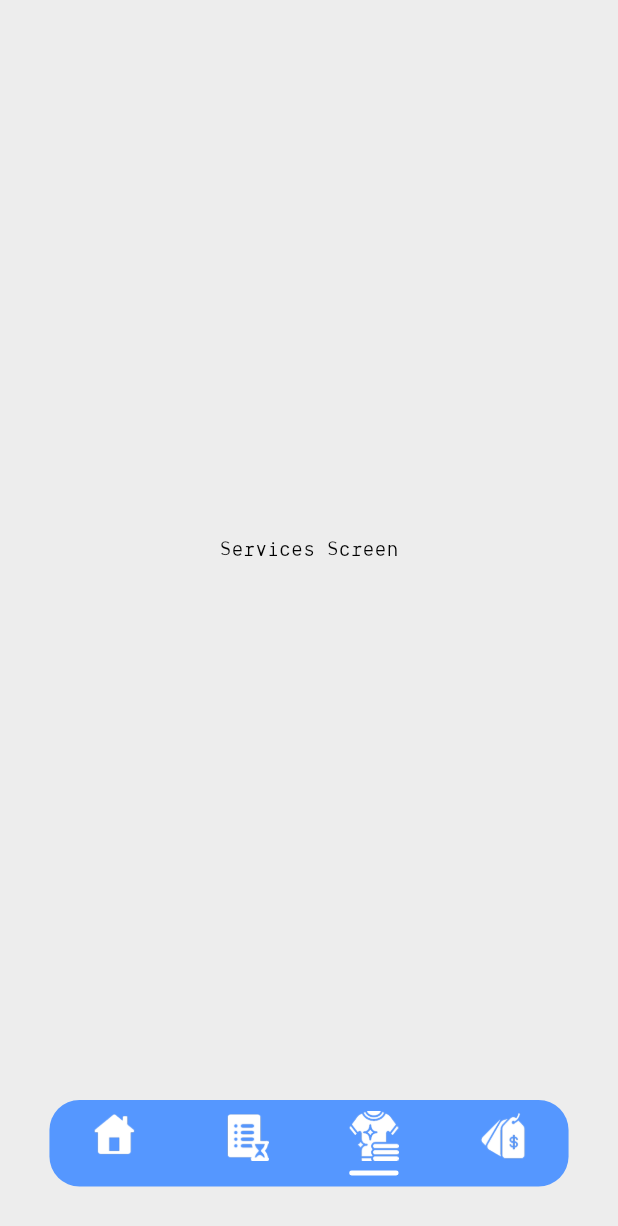
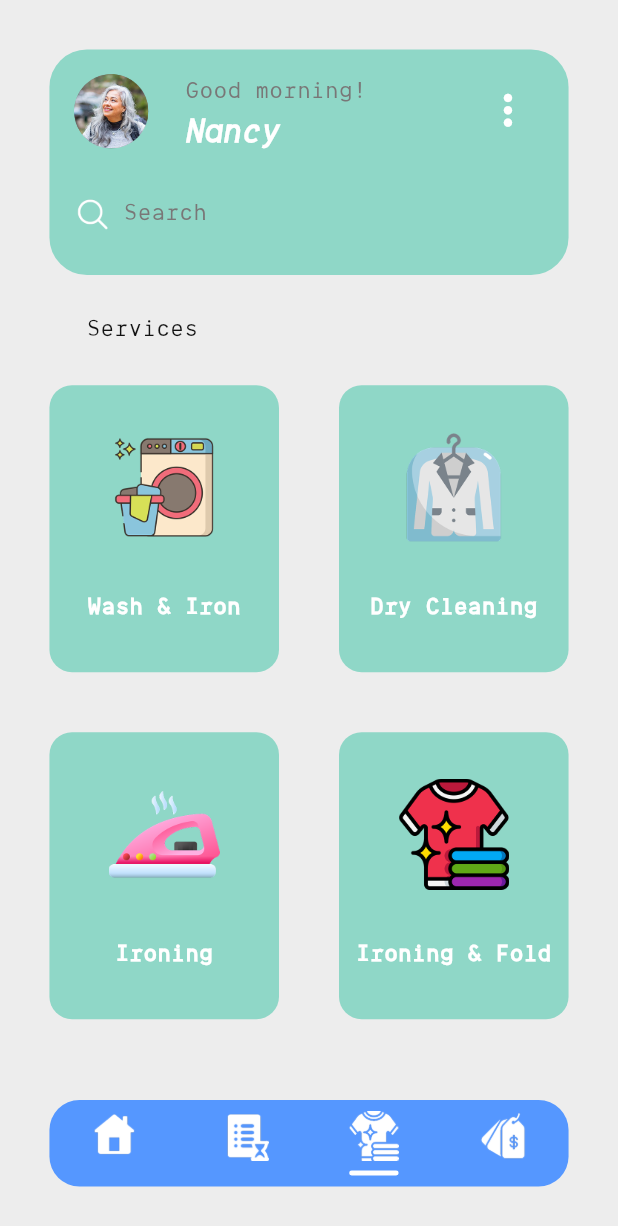
Before and after one commit to S13G/nestwash, a Flutter app: the BottomNavScreen screen opened by its route, item 3 of the bottom bar chosen, on a phone screen of 412 x 824 dp. Shown: the top 1226 px of the screen. Run offline on Flutter 3.47's test engine with Material 3 defaults, Android fonts, the phone set to English and light mode, and no system bars; our stand-ins replace flutter_svg, go_router, hooks_riverpod, responsive_sizer.

Commit message:
feat: Implement Services Screen with Search and Profile Card
This commit introduces the Services Screen, along with a search functionality and a profile card widget. It also updates the home screen and adds new service-related images.

- **Services Screen Implementation:**
  - Created `ServicesScreen` to display a list of available services.
  - Added a grid view to display services with their titles and images.
  - Implemented `allServicesProvider` to manage the list of services and their data.
  - Implemented `filteredServiceProvider` to filter services based on user input.
- **Search Functionality:**
  - Created `searchTextProvider` to manage the search text.
  - Created `searchFocusNodeProvider` to manage the focus of the search field.
  - Added a search field in the profile card widget that filters services as the user types.
  - Clearing search text when the user taps outside of the field.
- **Profile Card Widget:**
  - Created `ProfileCardWidget` to display user information and the search field.
  - Added a dynamic greeting message (e.g., "Good morning!") and the user's name.
- **Home Screen Update:**
  - Updated `ServiceCard` to display data from `ServiceModel` instead of `ServiceItemModel`.
  - Updated `HomeScreen` to use the new `ServiceCard` and fetch data from the new model.
  - Made the `HomeScreen` scrollable.
  - Modified the `HomeScreen` layout to improve spacing.
- **Bottom Navigation Update:**
  - Replaced the placeholder for services screen in bottom navigation with `ServicesScreen`.
  - The body is now wrapped with `SafeArea` widget.
- **New Images:**
  - Added new images for various services like "Wash & Iron", "Dry Cleaning", "Ironing", "Ironing & Fold", "Wash", and "Home Care".
  - Added a search icon image.
- **Service Model Update:**
  - Updated `ServiceModel` to manage the data of the service.
  - Updated `ServiceItemModel` to manage the item data in `ServiceModel`.
- **Other Changes:**
  - Added the `profile_card_provider`.
  - Add `Services` title to the services screen.
  - Add some paddings to screens.

```diff
--- a/mobile/lib/features/general/presentation/bottom_nav_screen.dart
+++ b/mobile/lib/features/general/presentation/bottom_nav_screen.dart
@@ -1,6 +1,7 @@
 import 'package:flutter/material.dart';
 import 'package:hooks_riverpod/hooks_riverpod.dart';
 import 'package:nestcare/features/general/presentation/home_screen.dart';
+import 'package:nestcare/features/general/presentation/services_screen.dart';
 import 'package:nestcare/providers/home_provider.dart';
 import 'package:nestcare/shared/widgets/image_widget.dart';
 import 'package:nestcare/shared/widgets/nest_scaffold.dart';
@@ -16,14 +17,14 @@ class BottomNavScreen extends ConsumerWidget {
     final screens = [
       HomeScreen(),
       const Center(child: Text('Orders Screen')),
-      const Center(child: Text('Services Screen')),
+      ServicesScreen(),
       const Center(child: Text('Discounts Screen')),
     ];
 
     return NestScaffold(
       appBar: null,
       padding: EdgeInsets.only(top: 4.h, left: 4.h, right: 4.h),
-      body: screens[selectedIndex],
+      body: SafeArea(child: screens[selectedIndex]),
       bottomNavigationBar: NestCareBottomNavBar(),
     );
   }
--- /dev/null
+++ b/mobile/lib/features/general/presentation/services_screen.dart
@@ -0,0 +1,83 @@
+import 'package:flutter/material.dart';
+import 'package:hooks_riverpod/hooks_riverpod.dart';
+import 'package:nestcare/providers/profile_card_provider.dart';
+import 'package:nestcare/providers/services_provider.dart';
+import 'package:nestcare/shared/widgets/image_widget.dart';
+import 'package:nestcare/shared/widgets/profile_card_widget.dart';
+import 'package:responsive_sizer/responsive_sizer.dart';
+
+class ServicesScreen extends ConsumerWidget {
+  const ServicesScreen({super.key});
+
+  @override
+  Widget build(BuildContext context, WidgetRef ref) {
+    final theme = Theme.of(context);
+    final GlobalKey<FormState> formKey = GlobalKey<FormState>();
+    final TextEditingController searchController = TextEditingController();
+
+    final services = ref.watch(filteredServiceProvider);
+
+    final searchFocusNode = ref.read(searchFocusNodeProvider);
+    searchFocusNode.addListener(() {
+      if (!searchFocusNode.hasFocus) {
+        // When user taps outside, clear search
+        ref.read(searchTextProvider.notifier).state = '';
+      }
+    });
+
+    return Column(
+      crossAxisAlignment: CrossAxisAlignment.start,
+      children: [
+        ProfileCardWidget(
+          theme: theme,
+          formKey: formKey,
+          searchController: searchController,
+          searchFocusNode: searchFocusNode,
+        ),
+        SizedBox(height: 3.h),
+        Padding(
+          padding: EdgeInsets.only(left: 3.h),
+          child: Text('Services', style: theme.textTheme.bodyLarge),
+        ),
+        SizedBox(height: 3.h),
+        Expanded(
+          child: GridView.builder(
+            gridDelegate: const SliverGridDelegateWithFixedCrossAxisCount(
+              crossAxisCount: 2,
+              mainAxisSpacing: 40,
+              crossAxisSpacing: 40,
+              childAspectRatio: 0.8,
+            ),
+            itemCount: services.length,
+            itemBuilder: (BuildContext context, int index) {
+              return Container(
+                decoration: BoxDecoration(
+                  borderRadius: BorderRadius.circular(15),
+                  color: theme.colorScheme.onPrimary,
+                ),
+                child: Column(
+                  mainAxisAlignment: MainAxisAlignment.spaceEvenly,
+                  crossAxisAlignment: CrossAxisAlignment.center,
+                  children: [
+                    ImageWidget(
+                      imageName: services[index].serviceTitleImageName!,
+                      height: 9.h,
+                      width: 9.h,
+                    ),
+                    Text(
+                      services[index].serviceTitle!,
+                      style: theme.textTheme.bodyLarge?.copyWith(
+                        color: Colors.white,
+                        fontWeight: FontWeight.w900,
+                      ),
+                    ),
+                  ],
+                ),
+              );
+            },
+          ),
+        ),
+      ],
+    );
+  }
+}
--- /dev/null
+++ b/mobile/lib/providers/profile_card_provider.dart
@@ -0,0 +1,6 @@
+import 'package:flutter/material.dart';
+import 'package:hooks_riverpod/hooks_riverpod.dart';
+
+final searchTextProvider = StateProvider<String>((ref) => '');
+
+final searchFocusNodeProvider = Provider<FocusNode>((ref) => FocusNode());
--- /dev/null
+++ b/mobile/lib/providers/services_provider.dart
@@ -0,0 +1,40 @@
+import 'package:hooks_riverpod/hooks_riverpod.dart';
+import 'package:nestcare/features/general/model/service_model.dart';
+import 'package:nestcare/providers/profile_card_provider.dart';
+
+final allServicesProvider = StateProvider<List<ServiceModel>>((ref) {
+  return [
+    ServiceModel(
+      serviceTitle: 'Wash & Iron',
+      serviceTitleImageName: 'wash_and_iron_icon',
+    ),
+    ServiceModel(
+      serviceTitle: 'Dry Cleaning',
+      serviceTitleImageName: 'dry_cleaning_icon',
+    ),
+    ServiceModel(
+      serviceTitle: 'Ironing',
+      serviceTitleImageName: 'ironing_icon',
+    ),
+    ServiceModel(
+      serviceTitle: 'Ironing & Fold',
+      serviceTitleImageName: 'ironing_and_fold_icon',
+    ),
+    ServiceModel(serviceTitle: 'Wash', serviceTitleImageName: 'wash_icon'),
+    ServiceModel(
+      serviceTitle: 'Home Care',
+      serviceTitleImageName: 'home_care_icon',
+    ),
+  ];
+});
+
+final filteredServiceProvider = StateProvider<List<ServiceModel>>((ref) {
+  final search = ref.watch(searchTextProvider).toLowerCase();
+  final allServices = ref.watch(allServicesProvider);
+
+  if (search.isEmpty) return allServices;
+
+  return allServices.where((service) {
+    return service.serviceTitle!.toLowerCase().contains(search);
+  }).toList();
+});
--- /dev/null
+++ b/mobile/lib/shared/widgets/profile_card_widget.dart
@@ -0,0 +1,101 @@
+import 'package:flutter/material.dart';
+import 'package:hooks_riverpod/hooks_riverpod.dart';
+import 'package:nestcare/providers/profile_card_provider.dart';
+import 'package:nestcare/shared/widgets/image_widget.dart';
+import 'package:responsive_sizer/responsive_sizer.dart';
+
+class ProfileCardWidget extends ConsumerWidget {
+  const ProfileCardWidget({
+    super.key,
+    required this.theme,
+    required this.formKey,
+    required this.searchController,
+    required this.searchFocusNode,
+  });
+
+  final ThemeData theme;
+  final GlobalKey<FormState> formKey;
+  final TextEditingController searchController;
+  final FocusNode searchFocusNode;
+
+  @override
+  Widget build(BuildContext context, WidgetRef ref) {
+    return Container(
+      padding: EdgeInsets.symmetric(horizontal: 2.h, vertical: 2.h),
+      decoration: BoxDecoration(
+        borderRadius: BorderRadius.circular(25),
+        color: theme.colorScheme.onPrimary,
+      ),
+      child: Column(
+        mainAxisAlignment: MainAxisAlignment.start,
+        children: [
+          Row(
+            crossAxisAlignment: CrossAxisAlignment.start,
+            mainAxisAlignment: MainAxisAlignment.spaceBetween,
+            children: [
+              CircleAvatar(
+                radius: 3.h,
+                child: ImageWidget(imageName: 'user_pic'),
+              ),
+              SizedBox(width: 1.w),
+              Column(
+                crossAxisAlignment: CrossAxisAlignment.start,
+                children: [
+                  Text(
+                    'Good morning!',
+                    style: theme.textTheme.bodyLarge?.copyWith(
+                      color: theme.colorScheme.primaryContainer,
+                    ),
+                  ),
+                  Text(
+                    'Nancy',
+                    style: theme.textTheme.titleLarge?.copyWith(
+                      color: Colors.white,
+                      fontStyle: FontStyle.italic,
+                      fontSize: 2.8.h,
+                      fontWeight: FontWeight.w800,
+                    ),
+                  ),
+                ],
+              ),
+              SizedBox(width: 12.w),
+              IconButton(
+                padding: EdgeInsets.zero,
+                onPressed: null,
+                icon: Icon(Icons.more_vert, color: Colors.white, size: 4.h),
+              ),
+            ],
+          ),
+          SizedBox(height: 2.h),
+          Row(
+            children: [
+              ImageWidget(imageName: 'search', width: 3.h, height: 3.h),
+              SizedBox(width: 2.w),
+              Expanded(
+                child: Form(
+                  key: formKey,
+                  child: TextFormField(
+                    controller: searchController,
+                    focusNode: searchFocusNode,
+                    onChanged: (value) {
+                      ref.read(searchTextProvider.notifier).state =
+                          value.trim();
+                    },
+                    decoration: InputDecoration(
+                      hintText: 'Search',
+                      border: InputBorder.none,
+                      contentPadding: EdgeInsets.zero,
+                      hintStyle: theme.textTheme.bodyLarge?.copyWith(
+                        color: theme.colorScheme.primaryContainer,
+                      ),
+                    ),
+                  ),
+                ),
+              ),
+            ],
+          ),
+        ],
+      ),
+    );
+  }
+}
```
Also changed, not shown: mobile/lib/features/general/model/service_model.dart (+20 -12 lines), mobile/lib/features/general/presentation/home_screen.dart (+21 -21 lines), mobile/lib/shared/widgets/service_card_widget.dart (+7 -7 lines), mobile/assets/images/dry_cleaning_icon.png (added), mobile/assets/images/home_care_icon.png (added), mobile/assets/images/ironing_and_fold_icon.png (added), mobile/assets/images/ironing_icon.png (added), mobile/assets/images/search.png (added), mobile/assets/images/wash_and_iron_icon.png (added), mobile/assets/images/wash_icon.png (added).
